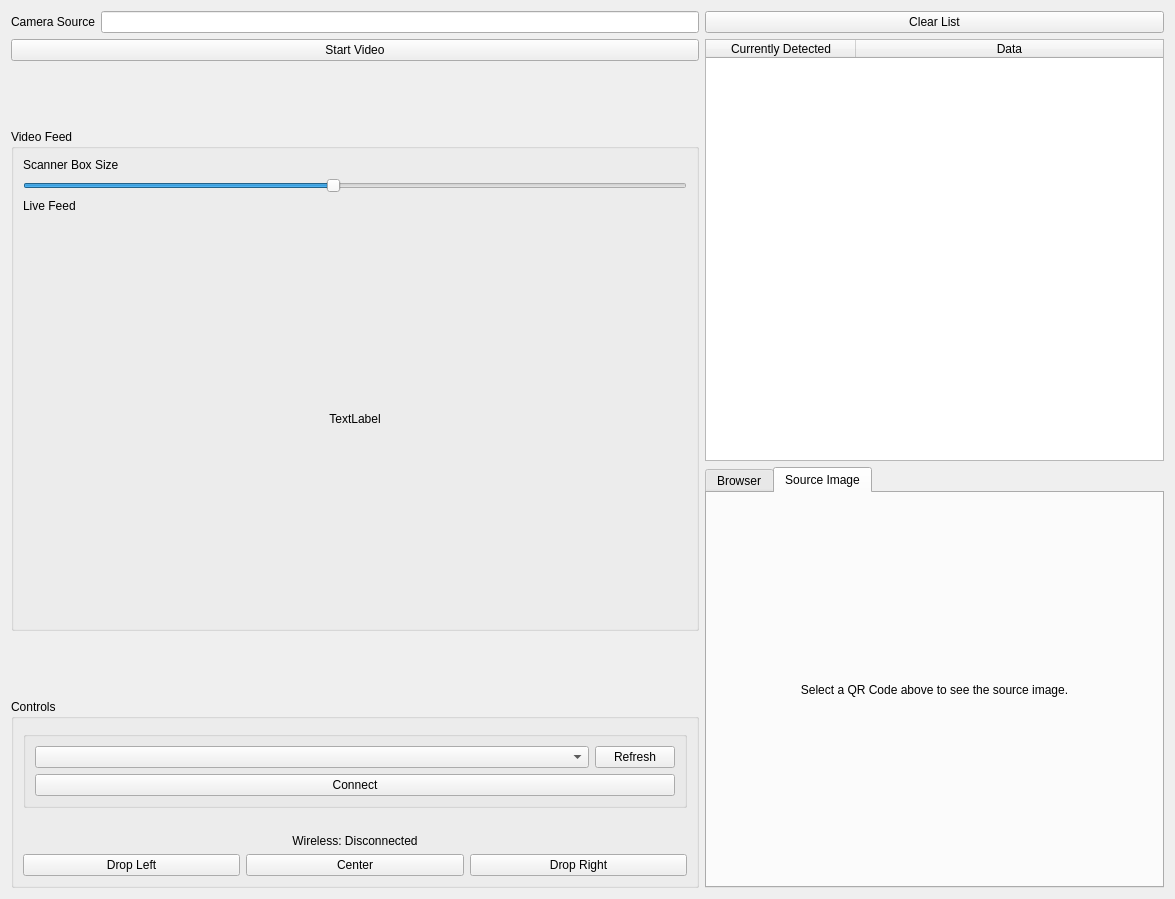
The window that interface.ui (bwees/LSA_Challenge) describes before a commit, drawn with Qt 5.
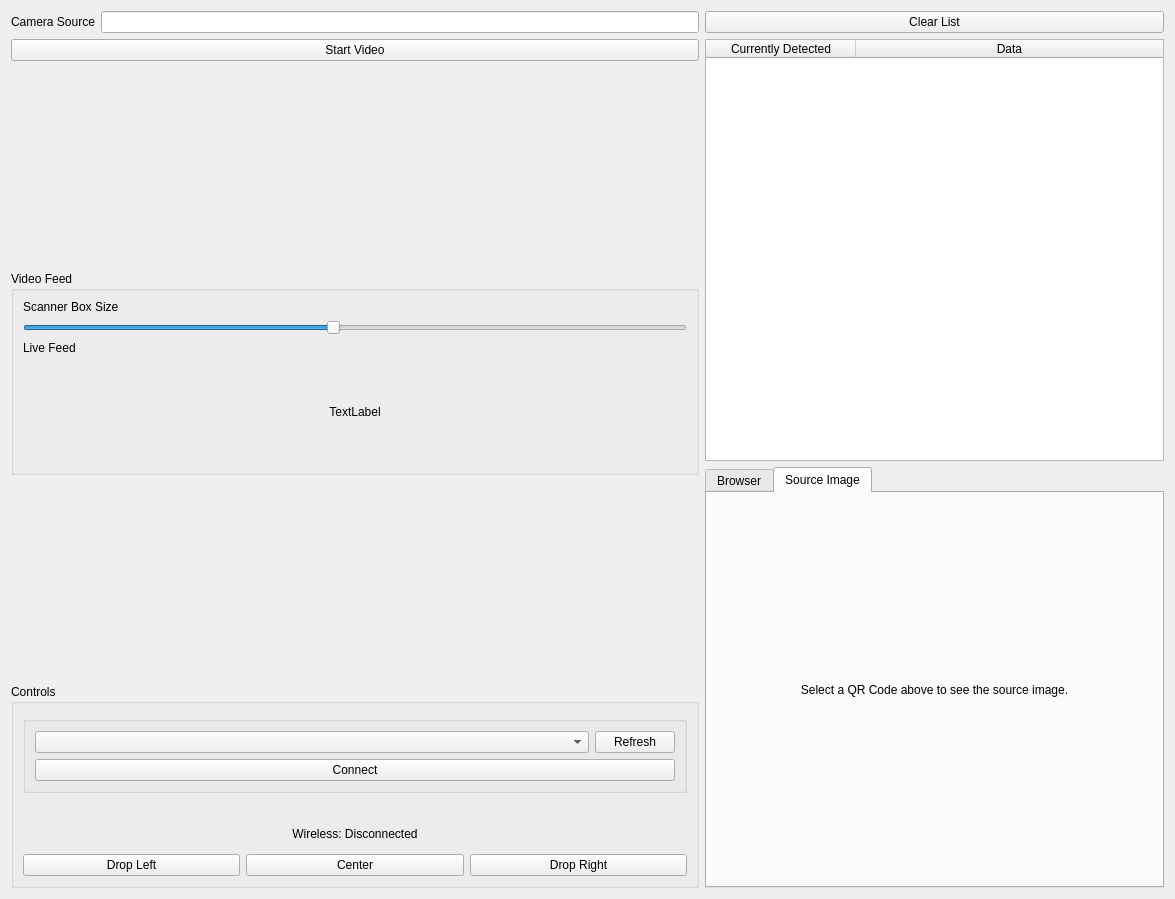
The same window after the commit. Icons and pictures are not drawn.

The edit to the form file:
```diff
--- a/interface.ui
+++ b/interface.ui
@@ -92,7 +92,7 @@
         <item>
          <widget class="QLabel" name="liveView">
           <property name="sizePolicy">
-           <sizepolicy hsizetype="Expanding" vsizetype="Fixed">
+           <sizepolicy hsizetype="MinimumExpanding" vsizetype="Expanding">
             <horstretch>0</horstretch>
             <verstretch>0</verstretch>
            </sizepolicy>
@@ -100,13 +100,13 @@
           <property name="minimumSize">
            <size>
             <width>0</width>
-            <height>400</height>
+            <height>0</height>
            </size>
           </property>
           <property name="maximumSize">
            <size>
             <width>16777215</width>
-            <height>400</height>
+            <height>16777215</height>
            </size>
           </property>
           <property name="baseSize">
```
